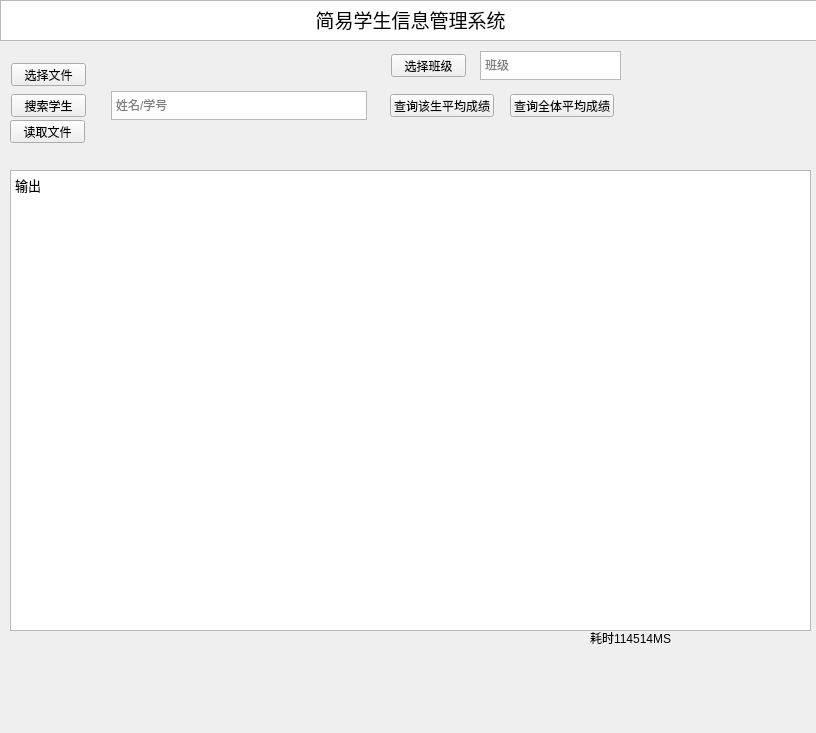
Above: ex1/ex1.ui from bakashigure/DatabaseClass before the change. Below: the same form after it.
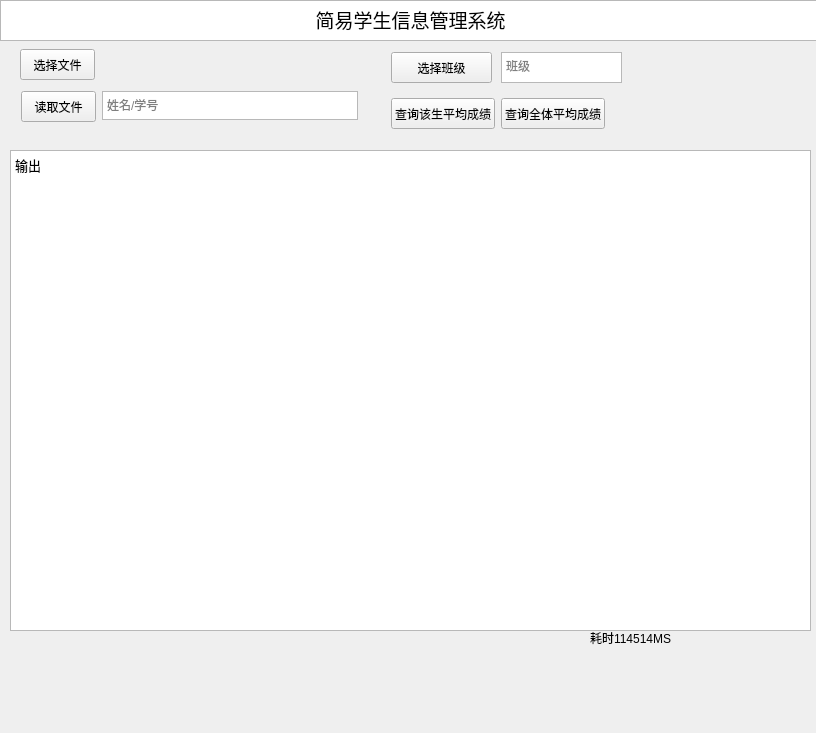
That is the form after the change.

```diff
--- a/ex1/ex1.ui
+++ b/ex1/ex1.ui
@@ -40,9 +40,9 @@
     <property name="geometry">
      <rect>
       <x>10</x>
-      <y>170</y>
+      <y>150</y>
       <width>801</width>
-      <height>461</height>
+      <height>481</height>
      </rect>
     </property>
     <property name="font">
@@ -58,6 +58,12 @@
 &lt;/style&gt;&lt;/head&gt;&lt;body style=&quot; font-family:'Consolas'; font-size:10pt; font-weight:400; font-style:normal;&quot;&gt;
 &lt;p style=&quot; margin-top:12px; margin-bottom:12px; margin-left:0px; margin-right:0px; -qt-block-indent:0; text-indent:0px;&quot;&gt;&lt;span style=&quot; font-family:'.Consolas';&quot;&gt;输出&lt;/span&gt;&lt;/p&gt;&lt;/body&gt;&lt;/html&gt;</string>
     </property>
+    <property name="textInteractionFlags">
+     <set>Qt::TextSelectableByKeyboard|Qt::TextSelectableByMouse</set>
+    </property>
+    <property name="placeholderText">
+     <string notr="true"/>
+    </property>
    </widget>
    <widget class="QLabel" name="label_used_time">
     <property name="geometry">
@@ -76,7 +82,7 @@
     <property name="geometry">
      <rect>
       <x>99</x>
-      <y>61</y>
+      <y>60</y>
       <width>281</width>
       <height>28</height>
      </rect>
@@ -88,36 +94,23 @@
    <widget class="QPushButton" name="btn_file">
     <property name="geometry">
      <rect>
-      <x>11</x>
-      <y>63</y>
+      <x>20</x>
+      <y>49</y>
       <width>75</width>
-      <height>23</height>
+      <height>31</height>
      </rect>
     </property>
     <property name="text">
      <string>选择文件</string>
     </property>
    </widget>
-   <widget class="QPushButton" name="btn_search_file">
-    <property name="geometry">
-     <rect>
-      <x>11</x>
-      <y>94</y>
-      <width>75</width>
-      <height>23</height>
-     </rect>
-    </property>
-    <property name="text">
-     <string>搜索学生</string>
-    </property>
-   </widget>
    <widget class="QPushButton" name="btn_search_single">
     <property name="geometry">
      <rect>
-      <x>390</x>
-      <y>94</y>
+      <x>391</x>
+      <y>98</y>
       <width>104</width>
-      <height>23</height>
+      <height>31</height>
      </rect>
     </property>
     <property name="text">
@@ -127,7 +120,7 @@
    <widget class="QTextEdit" name="text_name_or_num">
     <property name="geometry">
      <rect>
-      <x>111</x>
+      <x>102</x>
       <y>91</y>
       <width>256</width>
       <height>29</height>
@@ -147,10 +140,10 @@
    <widget class="QPushButton" name="btn_search_all">
     <property name="geometry">
      <rect>
-      <x>510</x>
-      <y>94</y>
+      <x>501</x>
+      <y>98</y>
       <width>104</width>
-      <height>23</height>
+      <height>31</height>
      </rect>
     </property>
     <property name="text">
@@ -160,10 +153,10 @@
    <widget class="QPushButton" name="btn_file_2">
     <property name="geometry">
      <rect>
-      <x>10</x>
-      <y>120</y>
+      <x>21</x>
+      <y>91</y>
       <width>75</width>
-      <height>23</height>
+      <height>31</height>
      </rect>
     </property>
     <property name="text">
@@ -174,9 +167,9 @@
     <property name="geometry">
      <rect>
       <x>391</x>
-      <y>54</y>
-      <width>75</width>
-      <height>23</height>
+      <y>52</y>
+      <width>101</width>
+      <height>31</height>
      </rect>
     </property>
     <property name="text">
@@ -186,10 +179,10 @@
    <widget class="QTextEdit" name="text_class">
     <property name="geometry">
      <rect>
-      <x>480</x>
-      <y>51</y>
-      <width>141</width>
-      <height>29</height>
+      <x>501</x>
+      <y>52</y>
+      <width>121</width>
+      <height>31</height>
      </rect>
     </property>
     <property name="html">
@@ -203,19 +196,6 @@
      <string>班级</string>
     </property>
    </widget>
-   <widget class="QLabel" name="label_title">
-    <property name="geometry">
-     <rect>
-      <x>20</x>
-      <y>150</y>
-      <width>781</width>
-      <height>16</height>
-     </rect>
-    </property>
-    <property name="text">
-     <string>&lt;html&gt;&lt;head/&gt;&lt;body&gt;&lt;p&gt;&lt;br/&gt;&lt;/p&gt;&lt;/body&gt;&lt;/html&gt;</string>
-    </property>
-   </widget>
   </widget>
  </widget>
  <layoutdefault spacing="6" margin="11"/>
```
Left out of the diff: 34 changed lines with no effect on the pictures.
